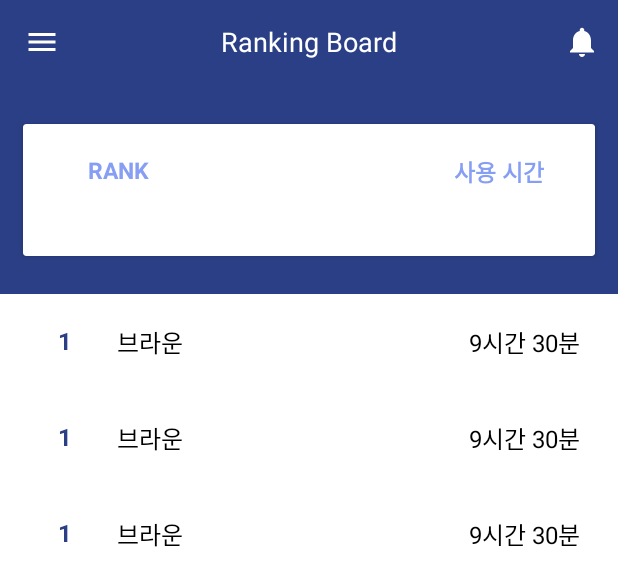
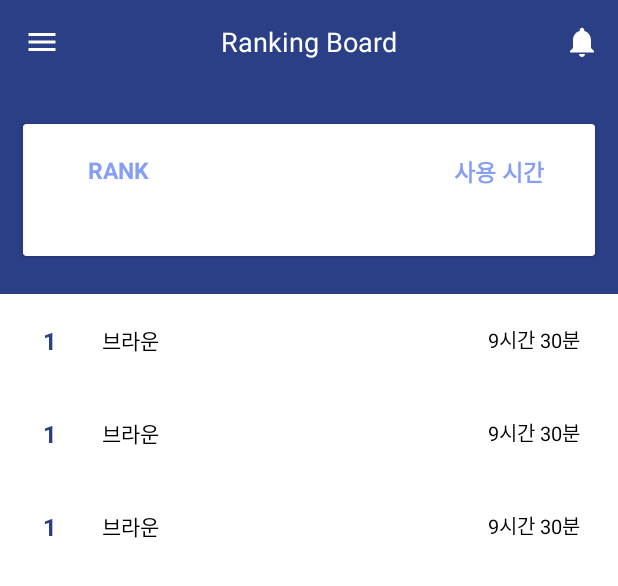
Before and after one commit to hamcoding9/ScreenDetox-v2, an Android app: the layout fragment_rank.xml on its own in the app's theme, with its tools: preview values and no code run, on a phone screen of 412 x 824 dp. Shown: the top 586 px of the screen. Run offline under Robolectric (Android 15) with nearby library versions, the phone set to English and light mode, and no system bars.

Commit message:
[feat] ranking layout 구현

```diff
--- a/app/src/main/res/layout/item_rank.xml
+++ b/app/src/main/res/layout/item_rank.xml
@@ -1,7 +1,15 @@
 <?xml version="1.0" encoding="utf-8"?>
-<androidx.constraintlayout.widget.ConstraintLayout xmlns:android="http://schemas.android.com/apk/res/android"
+<layout xmlns:android="http://schemas.android.com/apk/res/android"
     xmlns:app="http://schemas.android.com/apk/res-auto"
-    xmlns:tools="http://schemas.android.com/tools"
+    xmlns:tools="http://schemas.android.com/tools">
+
+    <data>
+        <variable
+            name="user"
+            type="com.hamcoding.screendetox.data.User" />
+    </data>
+
+    <androidx.constraintlayout.widget.ConstraintLayout
         android:layout_width="match_parent"
         android:layout_height="wrap_content"
         android:layout_marginTop="20dp"
@@ -12,7 +20,7 @@
             style="@style/allCardInfo"
             android:layout_width="wrap_content"
             android:layout_height="wrap_content"
-        android:layout_marginStart="25dp"
+            android:layout_marginStart="15dp"
             android:textStyle="bold"
             app:layout_constraintStart_toStartOf="parent"
             app:layout_constraintTop_toTopOf="parent"
@@ -23,6 +31,8 @@
             style="@style/allCardInfo"
             android:layout_width="wrap_content"
             android:layout_height="wrap_content"
+            android:text="@{user.email}"
+            android:textSize="14dp"
             android:layout_marginStart="30dp"
             android:textColor="@color/black"
             app:layout_constraintStart_toEndOf="@id/tvUserRank"
@@ -32,12 +42,15 @@
         <TextView
             android:id="@+id/tvUserUsage"
             style="@style/allCardInfo"
+            android:textSize="13dp"
             android:layout_width="wrap_content"
             android:layout_height="wrap_content"
             android:layout_marginEnd="12dp"
+            android:text="@{user.usageDuration}"
             android:textColor="@color/black"
             app:layout_constraintEnd_toEndOf="parent"
             app:layout_constraintTop_toTopOf="@id/tvUserRank"
             tools:text="9시간 30분" />
 
     </androidx.constraintlayout.widget.ConstraintLayout>
+</layout>
```
Lines whose indentation alone changed are shown as unchanged.
